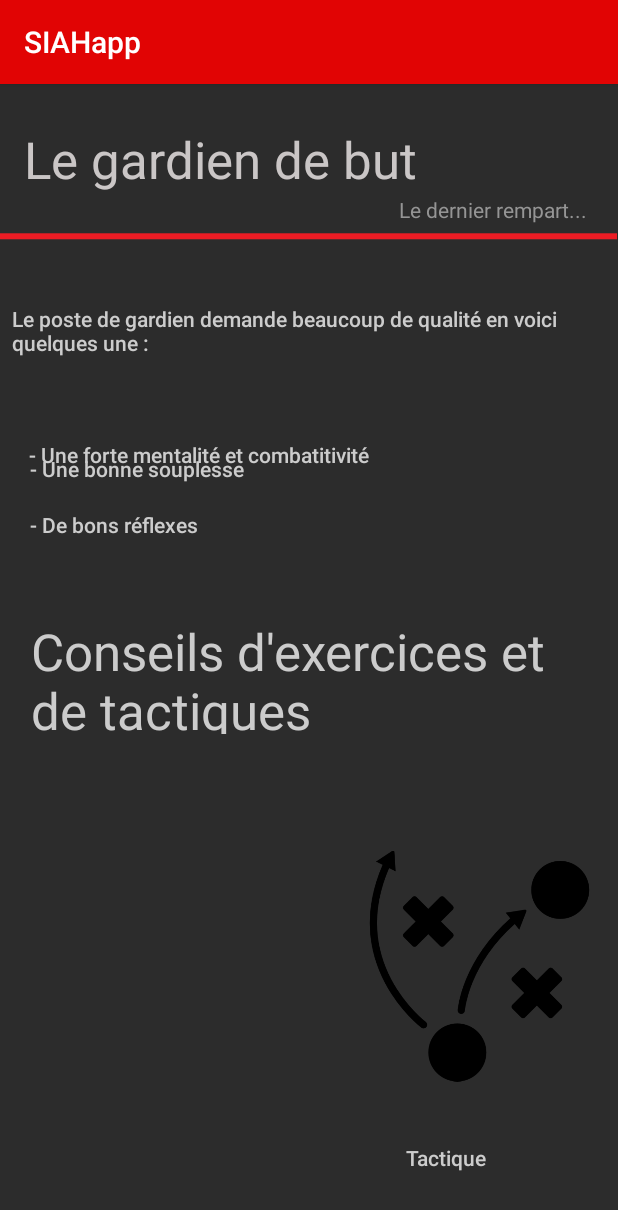
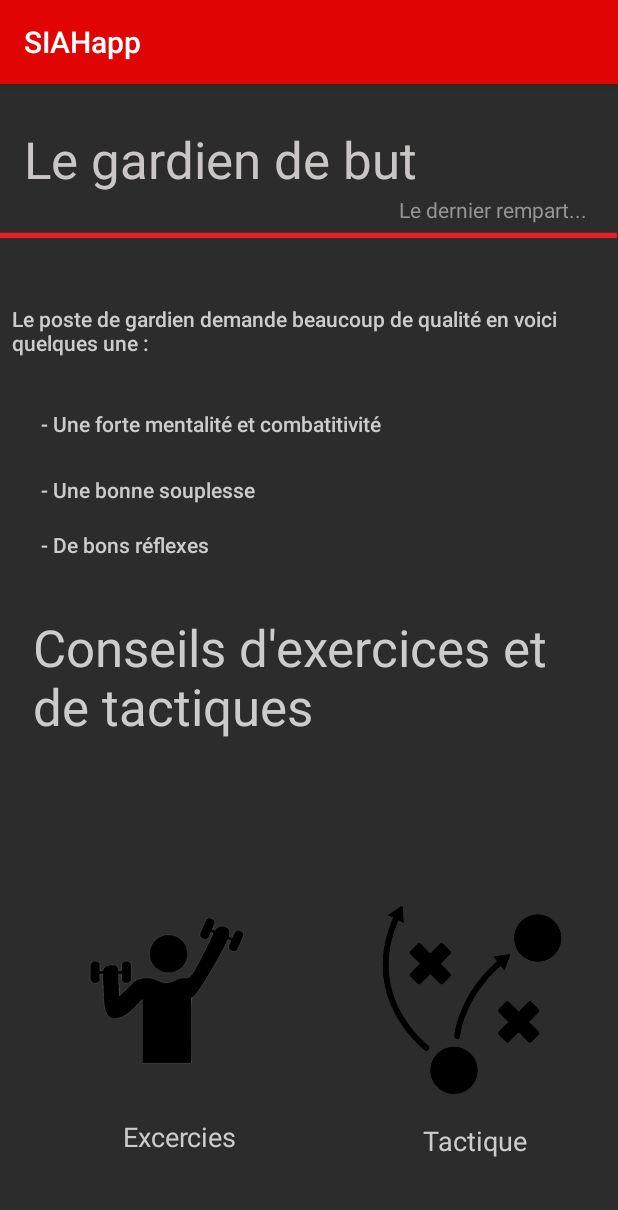
Before and after one commit to ETS-Android3/ApplicationSIAH_projetANDROID, an Android app: the menu_gardien screen opened directly, with no data from a screen before it, on a phone screen of 412 x 824 dp. Shown: the top 1210 px of the screen. Run offline under Robolectric (Android 15) with nearby library versions, the phone set to English and light mode, and no system bars.

Commit message:
menu gardien fait, menu tacquetiqueau gb en cours

```diff
--- a/app/src/main/AndroidManifest.xml
+++ b/app/src/main/AndroidManifest.xml
@@ -9,6 +9,9 @@
         android:roundIcon="@mipmap/siah_icone_round"
         android:supportsRtl="true"
         android:theme="@style/Theme.ApplicationSIAH">
+        <activity
+            android:name=".menu_tactique_gb"
+            android:exported="false" />
         <activity
             android:name=".menu_basket_interieur"
             android:exported="false" />
--- a/app/src/main/java/com/example/applicationsiah/menu_gardien.java
+++ b/app/src/main/java/com/example/applicationsiah/menu_gardien.java
@@ -1,7 +1,10 @@
 package com.example.applicationsiah;
 
+import android.content.Intent;
 import android.support.v7.app.AppCompatActivity;
 import android.os.Bundle;
+import android.view.View;
+import android.widget.Button;
 
 public class menu_gardien extends AppCompatActivity {
 
@@ -9,5 +12,18 @@ public class menu_gardien extends AppCompatActivity {
     protected void onCreate(Bundle savedInstanceState) {
         super.onCreate(savedInstanceState);
         setContentView(R.layout.activity_menu_gardien);
+        Button button_tactique_gb = (Button) findViewById((R.id.button_tact_gb));
+        button_tactique_gb.setOnClickListener(new View.OnClickListener() {
+            @Override
+            public void onClick(View view) {
+                visualiser_la_tactiquegb();
+            }
+        });
+
+    }
+
+    private void visualiser_la_tactiquegb() {
+        Intent intent1 = new Intent(this, menu_tactique_gb.class);
+        startActivity(intent1);
     }
 }
--- a/app/src/main/res/layout/activity_menu_gardien.xml
+++ b/app/src/main/res/layout/activity_menu_gardien.xml
@@ -6,19 +6,20 @@
     android:layout_width="match_parent"
     android:layout_height="match_parent"
     android:background="#E4151515"
+    android:foregroundTint="#FF0505"
     tools:context=".menu_gardien">
 
     <ImageView
         android:id="@+id/imageView10"
-        android:layout_width="411dp"
-        android:layout_height="205dp"
+        android:layout_width="416dp"
+        android:layout_height="172dp"
         android:scaleType="centerCrop"
         app:layout_constraintBottom_toBottomOf="parent"
         app:layout_constraintEnd_toEndOf="parent"
         app:layout_constraintHorizontal_bias="0.0"
         app:layout_constraintStart_toStartOf="parent"
         app:layout_constraintTop_toTopOf="parent"
-        app:layout_constraintVertical_bias="0.03"
+        app:layout_constraintVertical_bias="0.053"
         app:srcCompat="@drawable/s_p_ration_barresiah" />
 
     <TextView
@@ -76,10 +77,10 @@
         android:textColor="#CCCCCC"
         app:layout_constraintBottom_toBottomOf="parent"
         app:layout_constraintEnd_toEndOf="parent"
-        app:layout_constraintHorizontal_bias="0.102"
+        app:layout_constraintHorizontal_bias="0.151"
         app:layout_constraintStart_toStartOf="parent"
         app:layout_constraintTop_toBottomOf="@+id/imageView10"
-        app:layout_constraintVertical_bias="0.969" />
+        app:layout_constraintVertical_bias="0.0" />
 
     <TextView
         android:id="@+id/textView8"
@@ -91,10 +92,10 @@
         android:textColor="#CCCCCC"
         app:layout_constraintBottom_toBottomOf="parent"
         app:layout_constraintEnd_toEndOf="parent"
-        app:layout_constraintHorizontal_bias="0.078"
+        app:layout_constraintHorizontal_bias="0.114"
         app:layout_constraintStart_toStartOf="parent"
         app:layout_constraintTop_toTopOf="parent"
-        app:layout_constraintVertical_bias="0.337" />
+        app:layout_constraintVertical_bias="0.356" />
 
     <TextView
         android:id="@+id/textView9"
@@ -106,15 +107,15 @@
         android:textColor="#CCCCCC"
         app:layout_constraintBottom_toBottomOf="parent"
         app:layout_constraintEnd_toEndOf="parent"
-        app:layout_constraintHorizontal_bias="0.056"
+        app:layout_constraintHorizontal_bias="0.081"
         app:layout_constraintStart_toStartOf="parent"
         app:layout_constraintTop_toTopOf="parent"
-        app:layout_constraintVertical_bias="0.386" />
+        app:layout_constraintVertical_bias="0.404" />
 
     <TextView
         android:id="@+id/textView10"
-        android:layout_width="358dp"
-        android:layout_height="78dp"
+        android:layout_width="355dp"
+        android:layout_height="97dp"
         android:layout_marginStart="20dp"
         android:layout_marginTop="28dp"
         android:layout_marginEnd="33dp"
@@ -129,26 +130,85 @@
 
     <TextView
         android:id="@+id/textView11"
-        android:layout_width="141dp"
-        android:layout_height="62dp"
+        android:layout_width="130dp"
+        android:layout_height="48dp"
+        android:layout_marginBottom="28dp"
         android:text="Tactique "
-        android:textAppearance="@style/TextAppearance.AppCompat.Body2"
+        android:textAppearance="@style/TextAppearance.AppCompat.Medium"
         android:textColor="#CCCCCC"
         app:layout_constraintBottom_toBottomOf="parent"
         app:layout_constraintEnd_toEndOf="parent"
         app:layout_constraintHorizontal_bias="1.0"
-        app:layout_constraintStart_toStartOf="parent" />
+        app:layout_constraintStart_toStartOf="parent"
+        app:layout_constraintTop_toBottomOf="@+id/imageView11"
+        app:layout_constraintVertical_bias="1.0" />
 
     <ImageView
         android:id="@+id/imageView11"
-        android:layout_width="154dp"
-        android:layout_height="160dp"
+        android:layout_width="132dp"
+        android:layout_height="125dp"
         app:layout_constraintBottom_toBottomOf="parent"
         app:layout_constraintEnd_toEndOf="parent"
-        app:layout_constraintHorizontal_bias="0.941"
+        app:layout_constraintHorizontal_bias="0.888"
         app:layout_constraintStart_toStartOf="parent"
         app:layout_constraintTop_toBottomOf="@+id/textView10"
-        app:layout_constraintVertical_bias="0.429"
+        app:layout_constraintVertical_bias="0.51"
         app:srcCompat="@drawable/logo_tactic1" />
 
+    <Button
+        android:id="@+id/button_tact_gb"
+        android:layout_width="129dp"
+        android:layout_height="136dp"
+        android:layout_marginTop="88dp"
+        android:layout_marginBottom="9dp"
+        android:background="#00FFFFFF"
+        android:backgroundTint="#FF0000"
+        app:layout_constraintBottom_toTopOf="@+id/textView11"
+        app:layout_constraintEnd_toEndOf="parent"
+        app:layout_constraintHorizontal_bias="0.881"
+        app:layout_constraintStart_toStartOf="parent"
+        app:layout_constraintTop_toBottomOf="@+id/textView10"
+        app:layout_constraintVertical_bias="1.0" />
+
+    <ImageView
+        android:id="@+id/imageView12"
+        android:layout_width="147dp"
+        android:layout_height="136dp"
+        android:scaleType="centerCrop"
+        app:layout_constraintBottom_toBottomOf="parent"
+        app:layout_constraintEnd_toEndOf="parent"
+        app:layout_constraintHorizontal_bias="0.158"
+        app:layout_constraintStart_toStartOf="parent"
+        app:layout_constraintTop_toTopOf="parent"
+        app:layout_constraintVertical_bias="0.858"
+        app:srcCompat="@drawable/icone_exercice" />
+
+    <TextView
+        android:id="@+id/textView12"
+        android:layout_width="115dp"
+        android:layout_height="44dp"
+        android:layout_marginStart="82dp"
+        android:layout_marginTop="8dp"
+        android:layout_marginEnd="85dp"
+        android:layout_marginBottom="32dp"
+        android:text="Excercies "
+        android:textAppearance="@style/TextAppearance.AppCompat.Medium"
+        android:textColor="#CCCCCC"
+        app:layout_constraintBottom_toBottomOf="parent"
+        app:layout_constraintEnd_toStartOf="@+id/textView11"
+        app:layout_constraintStart_toStartOf="parent"
+        app:layout_constraintTop_toBottomOf="@+id/imageView12" />
+
+    <Button
+        android:id="@+id/button2"
+        android:layout_width="139dp"
+        android:layout_height="130dp"
+        android:background="#00FFFFFF"
+        app:layout_constraintBottom_toBottomOf="parent"
+        app:layout_constraintEnd_toEndOf="parent"
+        app:layout_constraintHorizontal_bias="0.154"
+        app:layout_constraintStart_toStartOf="parent"
+        app:layout_constraintTop_toTopOf="parent"
+        app:layout_constraintVertical_bias="0.85" />
+
 </android.support.constraint.ConstraintLayout>
```
Also changed, not shown: app/src/main/java/com/example/applicationsiah/menu_tactique_gb.java (added, +13 -0 lines), app/src/main/res/layout/activity_menu_handball.xml (+27 -10 lines), app/src/main/res/layout/activity_menu_tactique_gb.xml (added, +35 -0 lines), app/src/main/res/drawable/bbaalooon.png (added), app/src/main/res/drawable/icone_exercice.png (added), app/src/main/res/drawable/terrain_handv2.jpg (added), app/src/main/res/drawable/terrain_handv3.png (added), app/src/main/res/drawable/terrain_handv4.png (added), app/src/main/res/drawable/terrain_handv5.png (added).
